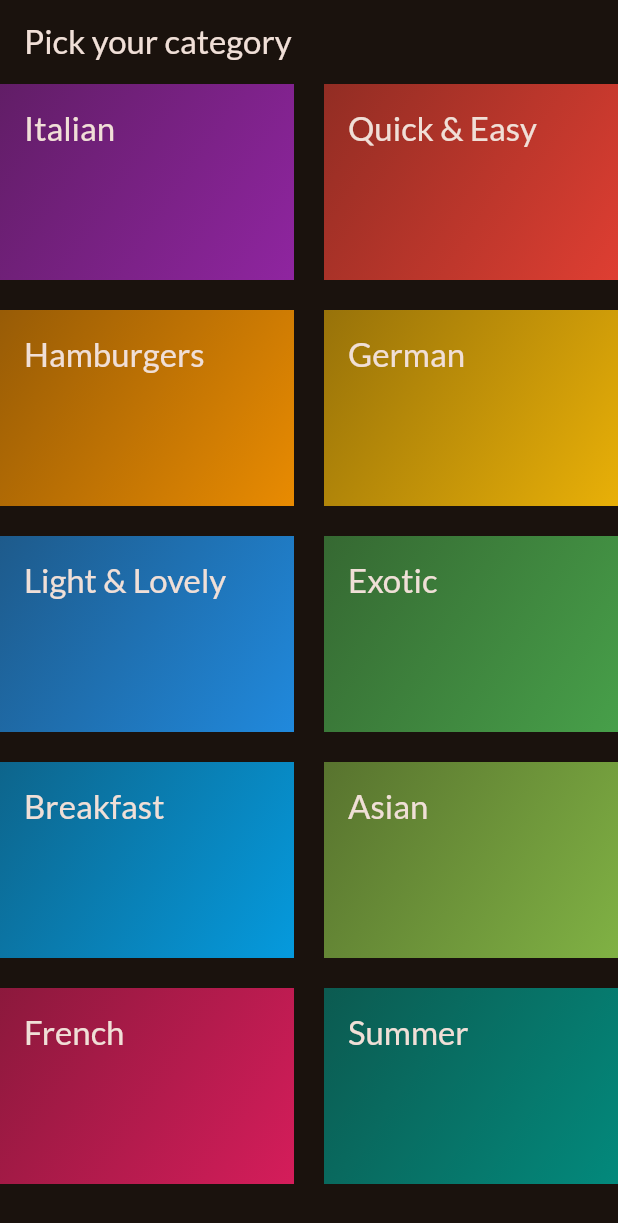
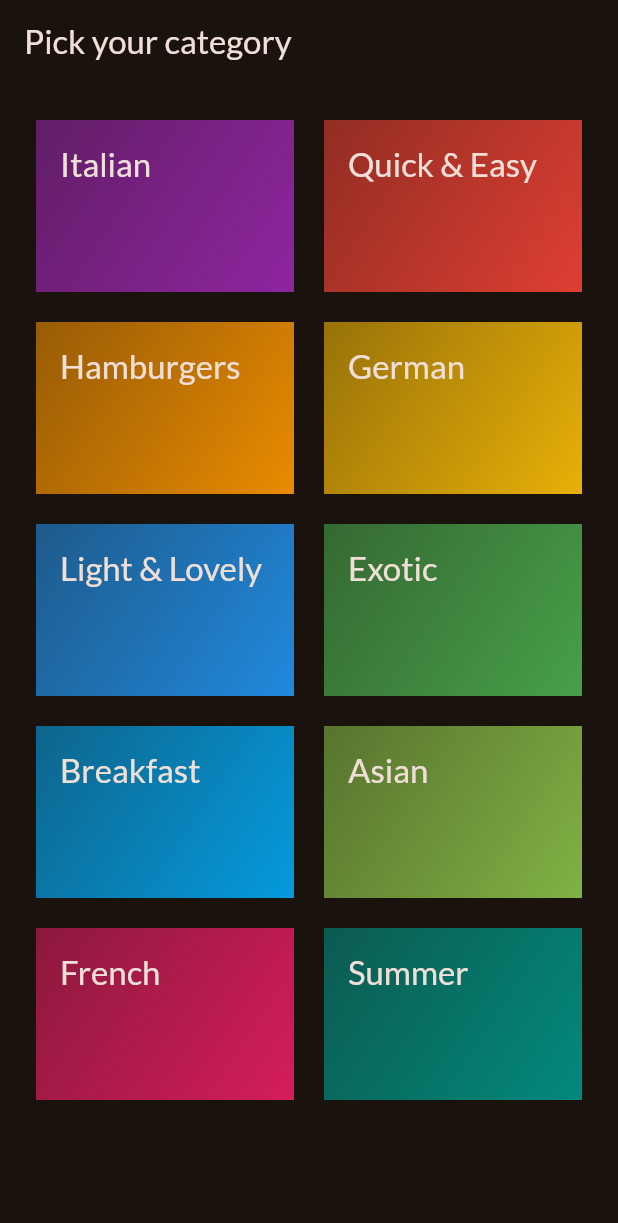
Before and after one commit to cyblogerz/Zippy-eats, a Flutter app: the screen it shows after launch, on a phone screen of 412 x 824 dp. Shown: the top 1223 px of the screen. Run offline on Flutter 3.47's test engine with Material 2 defaults, Android fonts, the phone set to English and light mode, and no system bars; our stand-ins replace google_fonts.

Commit message:
Update categories.dart

```diff
--- a/lib/screens/categories.dart
+++ b/lib/screens/categories.dart
@@ -12,6 +12,7 @@ class CategoriesScreen extends StatelessWidget {
         title: Text("Pick your category"),
       ),
       body: GridView(
+        padding: const EdgeInsets.all(24),
         gridDelegate: const SliverGridDelegateWithFixedCrossAxisCount(
             crossAxisCount: 2,
             childAspectRatio: 3 / 2,
```
